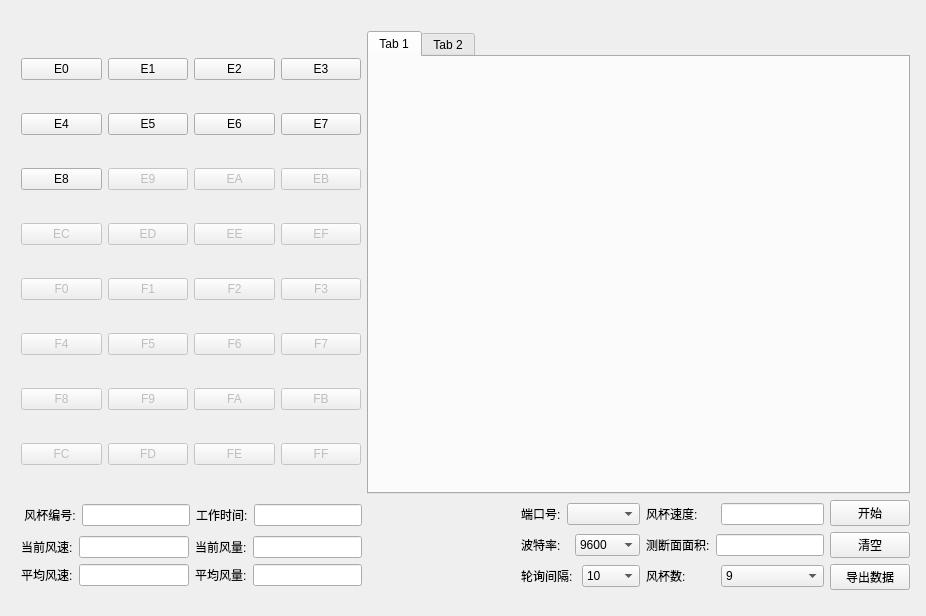
The window that WindCup/mainwindow.ui (uufree/Qt) describes before a commit, drawn with Qt 5.
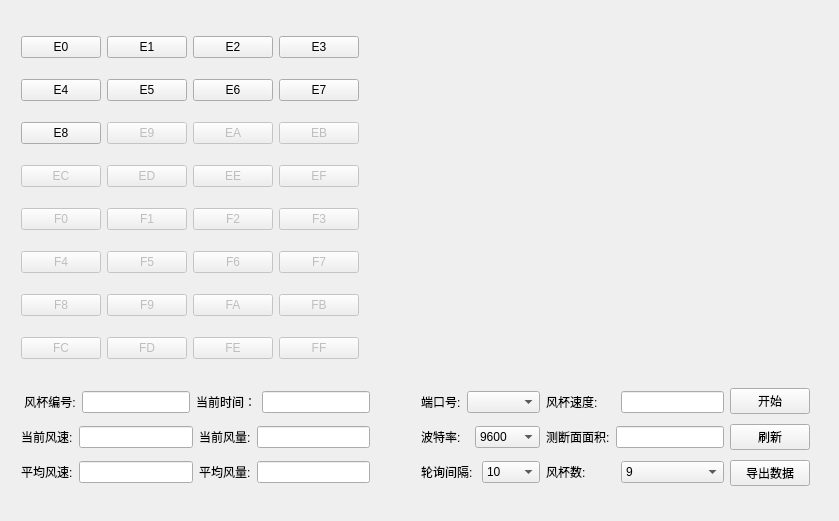
The same window after the commit.

```diff
--- a/WindCup/mainwindow.ui
+++ b/WindCup/mainwindow.ui
@@ -6,8 +6,8 @@
    <rect>
     <x>0</x>
     <y>0</y>
-    <width>926</width>
-    <height>616</height>
+    <width>839</width>
+    <height>521</height>
    </rect>
   </property>
   <property name="windowTitle">
@@ -18,14 +18,14 @@
     <property name="geometry">
      <rect>
       <x>10</x>
-      <y>20</y>
-      <width>911</width>
-      <height>581</height>
+      <y>10</y>
+      <width>811</width>
+      <height>491</height>
      </rect>
     </property>
-    <layout class="QVBoxLayout" name="verticalLayout_8" stretch="10,0">
+    <layout class="QVBoxLayout" name="verticalLayout_6" stretch="1,0">
      <item>
-      <layout class="QHBoxLayout" name="horizontalLayout_9" stretch="10,16">
+      <layout class="QHBoxLayout" name="horizontalLayout_9" stretch="0,1">
        <item>
         <layout class="QVBoxLayout" name="verticalLayout">
          <item>
@@ -359,38 +359,18 @@
         </layout>
        </item>
        <item>
-        <widget class="QTabWidget" name="tabWidget">
-         <property name="enabled">
-          <bool>true</bool>
-         </property>
-         <property name="currentIndex">
-          <number>0</number>
-         </property>
-         <widget class="QWidget" name="airVolume">
-          <property name="enabled">
-           <bool>true</bool>
-          </property>
-          <attribute name="title">
-           <string>Tab 1</string>
-          </attribute>
-         </widget>
-         <widget class="QWidget" name="airSpeed">
-          <attribute name="title">
-           <string>Tab 2</string>
-          </attribute>
-         </widget>
-        </widget>
+        <widget class="QWidget" name="widget" native="true"/>
        </item>
       </layout>
      </item>
      <item>
-      <layout class="QHBoxLayout" name="horizontalLayout_28">
+      <layout class="QHBoxLayout" name="horizontalLayout_27">
        <item>
-        <layout class="QVBoxLayout" name="verticalLayout_7">
+        <layout class="QVBoxLayout" name="verticalLayout_5">
          <item>
           <layout class="QHBoxLayout" name="horizontalLayout_23">
            <item>
-            <layout class="QHBoxLayout" name="horizontalLayout_21">
+            <layout class="QHBoxLayout" name="horizontalLayout_21" stretch="1,0">
              <item>
               <widget class="QLabel" name="label_18">
                <property name="text">
@@ -404,11 +384,11 @@
             </layout>
            </item>
            <item>
-            <layout class="QHBoxLayout" name="horizontalLayout_22">
+            <layout class="QHBoxLayout" name="horizontalLayout_22" stretch="0,0">
              <item>
               <widget class="QLabel" name="label_19">
                <property name="text">
-                <string>工作时间:</string>
+                <string>当前时间：</string>
                </property>
               </widget>
              </item>
@@ -422,8 +402,6 @@
          <item>
           <layout class="QHBoxLayout" name="horizontalLayout_24">
            <item>
-            <layout class="QVBoxLayout" name="verticalLayout_5">
-             <item>
               <layout class="QHBoxLayout" name="horizontalLayout_14">
                <item>
                 <widget class="QLabel" name="label_14">
@@ -438,24 +416,6 @@
               </layout>
              </item>
              <item>
-              <layout class="QHBoxLayout" name="horizontalLayout_19">
-               <item>
-                <widget class="QLabel" name="label_15">
-                 <property name="text">
-                  <string>平均风速:</string>
-                 </property>
-                </widget>
-               </item>
-               <item>
-                <widget class="QLineEdit" name="currentAverageSpeed"/>
-               </item>
-              </layout>
-             </item>
-            </layout>
-           </item>
-           <item>
-            <layout class="QVBoxLayout" name="verticalLayout_6">
-             <item>
               <layout class="QHBoxLayout" name="horizontalLayout_18">
                <item>
                 <widget class="QLabel" name="label_13">
@@ -469,6 +429,24 @@
                </item>
               </layout>
              </item>
+          </layout>
+         </item>
+         <item>
+          <layout class="QHBoxLayout" name="horizontalLayout_26">
+           <item>
+            <layout class="QHBoxLayout" name="horizontalLayout_19">
+             <item>
+              <widget class="QLabel" name="label_15">
+               <property name="text">
+                <string>平均风速:</string>
+               </property>
+              </widget>
+             </item>
+             <item>
+              <widget class="QLineEdit" name="currentAverageSpeed"/>
+             </item>
+            </layout>
+           </item>
              <item>
               <layout class="QHBoxLayout" name="horizontalLayout_20">
                <item>
@@ -487,8 +465,6 @@
            </item>
           </layout>
          </item>
-        </layout>
-       </item>
        <item>
         <spacer name="horizontalSpacer">
          <property name="orientation">
@@ -496,8 +472,8 @@
          </property>
          <property name="sizeHint" stdset="0">
           <size>
-           <width>40</width>
-           <height>20</height>
+           <width>13</width>
+           <height>106</height>
           </size>
          </property>
         </spacer>
@@ -905,7 +881,7 @@
            <item>
             <widget class="QPushButton" name="clearButton">
              <property name="text">
-              <string>清空</string>
+              <string>刷新</string>
              </property>
             </widget>
            </item>
```
Left out of the diff: 4 changed lines with no effect on the pictures. Lines whose indentation alone changed are shown as unchanged.
